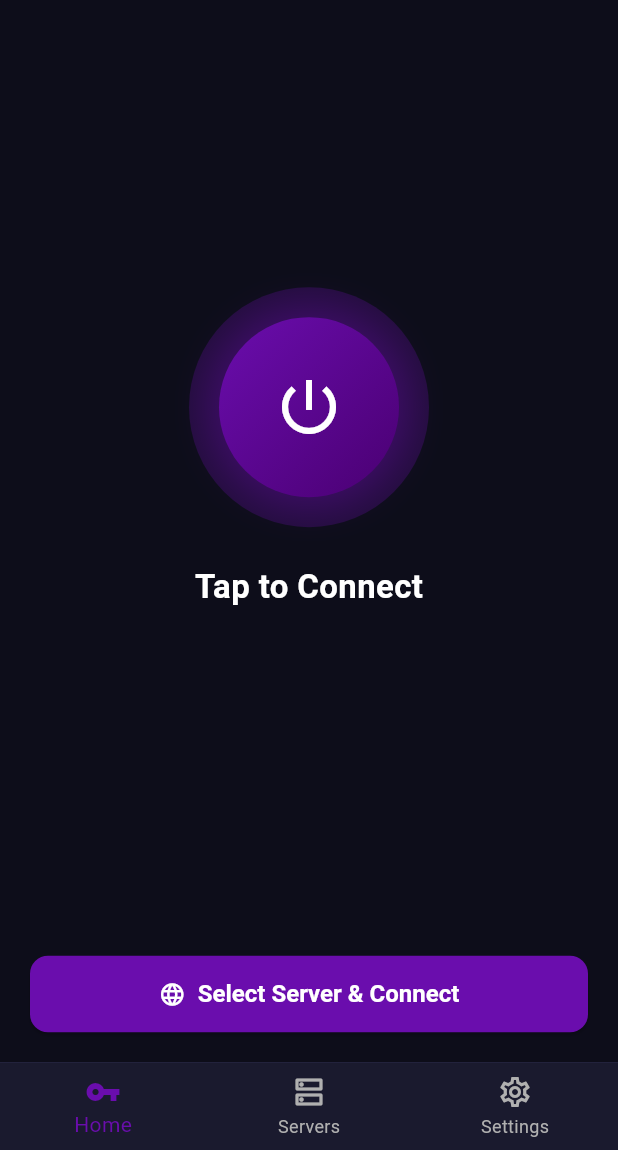
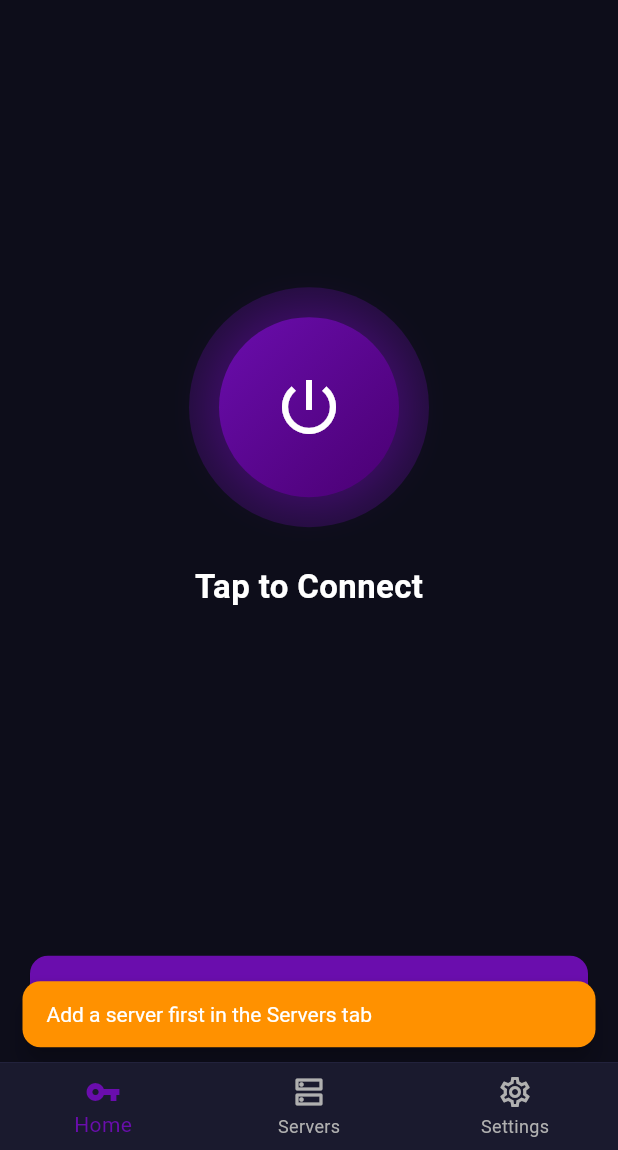
Before and after one commit to EkromSSH/UDP-HYSTERIA, a Flutter app: the screen it shows after launch, after a tap on the "power settings new" icon, on a phone screen of 412 x 824 dp, the part 86-1236 px from its top. Run offline on Flutter 3.47's test engine with Material 3 defaults, Android fonts, the phone set to English and light mode, and no system bars; our stand-ins replace shared_preferences.

Commit message:
Fix: home screen now loads servers and connects on tap

```diff
--- a/lib/main.dart
+++ b/lib/main.dart
@@ -5,9 +5,13 @@ import 'providers/connection_provider.dart';
 import 'screens/home_screen.dart';
 import 'screens/server_list_screen.dart';
 import 'screens/settings_screen.dart';
+import 'services/vpn_engine.dart';
+import 'services/storage_service.dart';
 
-void main() {
+void main() async {
   WidgetsFlutterBinding.ensureInitialized();
+  await StorageService.getInstance();
+  await VpnEngine.initialize();
   runApp(const EkromSSHApp());
 }
 
@@ -19,6 +23,7 @@ class EkromSSHApp extends StatelessWidget {
     return MultiProvider(
       providers: [
         ChangeNotifierProvider(create: (_) => ConnectionProvider()),
+        ChangeNotifierProvider(create: (_) => ServerProvider()),
       ],
       child: MaterialApp(
         title: 'EkromSSH',
@@ -40,18 +45,16 @@ class MainShell extends StatefulWidget {
 class _MainShellState extends State<MainShell> {
   int _currentIndex = 0;
 
-  final List<Widget> _screens = const [
-    HomeScreen(),
-    ServerListScreen(),
-    SettingsScreen(),
-  ];
-
   @override
   Widget build(BuildContext context) {
     return Scaffold(
       body: IndexedStack(
         index: _currentIndex,
-        children: _screens,
+        children: const [
+          HomeScreen(),
+          ServerListScreen(),
+          SettingsScreen(),
+        ],
       ),
       bottomNavigationBar: Container(
         decoration: BoxDecoration(
--- a/lib/screens/home_screen.dart
+++ b/lib/screens/home_screen.dart
@@ -4,6 +4,7 @@ import 'package:provider/provider.dart';
 import '../theme/app_theme.dart';
 import '../providers/connection_provider.dart';
 import '../models/server_config.dart';
+import '../services/storage_service.dart';
 import '../widgets/app_widgets.dart';
 
 class HomeScreen extends StatefulWidget {
@@ -152,6 +153,8 @@ class _HomeScreenState extends State<HomeScreen> with TickerProviderStateMixin {
                                 onTap: () {
                                   if (isConnected || isConnecting) {
                                     provider.disconnect();
+                                  } else {
+                                    _showServerPicker(context);
                                   }
                                 },
                                 child: Container(
@@ -343,18 +346,29 @@ class _HomeScreenState extends State<HomeScreen> with TickerProviderStateMixin {
     );
   }
 
-  void _showServerPicker(BuildContext context) {
-    showModalBottomSheet(
+  void _showServerPicker(BuildContext context) async {
+    final storage = await StorageService.getInstance();
+    final servers = await storage.getServers();
+
+    if (!mounted) return;
+
+    if (servers.isEmpty) {
+      ScaffoldMessenger.of(context).showSnackBar(
+        const SnackBar(
+          content: Text('Add a server first in the Servers tab'),
+          backgroundColor: AppTheme.warningOrange,
+        ),
+      );
+      return;
+    }
+
+    final selected = await showModalBottomSheet<ServerConfig>(
       context: context,
       backgroundColor: AppTheme.surfaceColor,
       shape: const RoundedRectangleBorder(
         borderRadius: BorderRadius.vertical(top: Radius.circular(24)),
       ),
       builder: (ctx) {
-        return Consumer<ConnectionProvider>(
-          builder: (ctx, provider, _) {
-            // This should be populated from ServerProvider
-            // For demo, we'll show a placeholder
         return Padding(
           padding: const EdgeInsets.all(20),
           child: Column(
@@ -365,7 +379,7 @@ class _HomeScreenState extends State<HomeScreen> with TickerProviderStateMixin {
                 mainAxisAlignment: MainAxisAlignment.spaceBetween,
                 children: [
                   const Text(
-                        'Quick Connect',
+                    'Select Server',
                     style: TextStyle(
                       fontSize: 20,
                       fontWeight: FontWeight.bold,
@@ -380,30 +394,52 @@ class _HomeScreenState extends State<HomeScreen> with TickerProviderStateMixin {
               ),
               const SizedBox(height: 8),
               const Text(
-                    'Select a server from your list or add a new one',
+                'Choose a server to connect',
                 style: TextStyle(color: AppTheme.textSecondary),
               ),
-                  const SizedBox(height: 16),
-                  Container(
-                    padding: const EdgeInsets.all(24),
+              const SizedBox(height: 12),
+              SizedBox(
+                height: servers.length > 4 ? 300 : servers.length * 72.0,
+                child: ListView.separated(
+                  itemCount: servers.length,
+                  separatorBuilder: (_, __) => const Divider(height: 1, color: AppTheme.borderColor),
+                  itemBuilder: (ctx, i) {
+                    final s = servers[i];
+                    return ListTile(
+                      leading: Container(
+                        width: 40,
+                        height: 40,
                         decoration: BoxDecoration(
-                      color: AppTheme.cardColor,
-                      borderRadius: BorderRadius.circular(12),
+                          color: AppTheme.primaryPurple.withOpacity(0.2),
+                          borderRadius: BorderRadius.circular(10),
                         ),
-                    child: const Center(
-                      child: Text(
-                        'Add servers first in the Server tab',
-                        style: TextStyle(color: AppTheme.textSecondary),
+                        child: Icon(
+                          s.protocol == ProtocolType.hysteria
+                              ? Icons.flash_on
+                              : Icons.wifi,
+                          color: AppTheme.primaryPurple,
+                          size: 20,
                         ),
                       ),
+                      title: Text(s.name, style: const TextStyle(color: Colors.white)),
+                      subtitle: Text(
+                        '${s.host} | ${s.displayProtocol}',
+                        style: const TextStyle(color: AppTheme.textSecondary, fontSize: 12),
                       ),
-                  const SizedBox(height: 16),
+                      onTap: () => Navigator.pop(ctx, s),
+                    );
+                  },
+                ),
+              ),
+              const SizedBox(height: 12),
             ],
           ),
         );
       },
     );
-      },
-    );
+
+    if (selected != null && mounted) {
+      context.read<ConnectionProvider>().connect(selected);
     }
   }
+}
```
Lines whose indentation alone changed are shown as unchanged.
